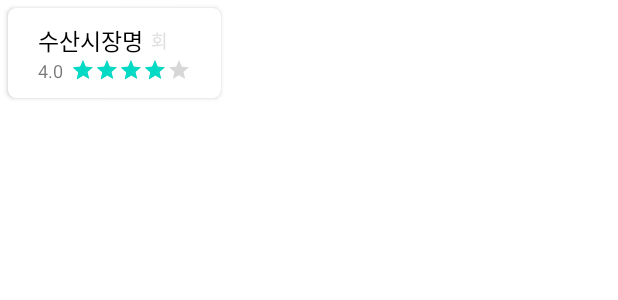
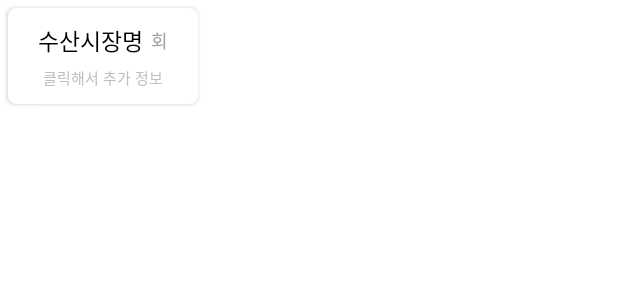
Before and after one commit to sey2/Hanium_Project, an Android app: the layout balloon_layout.xml on its own in the app's theme, with its tools: preview values and no code run, on a phone screen of 412 x 824 dp. Shown: the top 300 px of the screen. Run offline under Robolectric (Android 15) with nearby library versions, the phone set to English and light mode, and no system bars.

Commit message:
[feat] 지도 화면 상점 정보 추가 (#21)
* [rename] map 파일 이동

* [feat] 지도 화면 상점 정보 추가

```diff
--- a/Android/app/src/main/res/layout/balloon_layout.xml
+++ b/Android/app/src/main/res/layout/balloon_layout.xml
@@ -11,6 +11,7 @@
     <androidx.constraintlayout.widget.ConstraintLayout
         android:layout_width="wrap_content"
         android:layout_height="wrap_content"
+
         android:paddingHorizontal="20sp"
         android:paddingVertical="10sp"
         >
@@ -32,32 +33,24 @@
             android:layout_marginStart="5sp"
             android:text="회"
             android:textSize="12sp"
-            android:textColor="@color/light_grey"
+            android:textColor="#A0A0A0"
             app:layout_constraintStart_toEndOf="@id/market_name"
             app:layout_constraintTop_toTopOf="@id/market_name"
             app:layout_constraintBottom_toBottomOf="@id/market_name"
             />
 
         <TextView
-            android:id="@+id/market_rate"
             android:layout_width="wrap_content"
             android:layout_height="wrap_content"
-            android:text="4.0"
-            android:textSize="12sp"
+            android:layout_marginTop="5sp"
+            android:text="클릭해서 추가 정보"
+            android:textSize="10sp"
+            android:textColor="#C0C0C0"
             app:layout_constraintStart_toStartOf="parent"
-            app:layout_constraintTop_toBottomOf="@id/market_name"/>
+            app:layout_constraintEnd_toEndOf="parent"
+            app:layout_constraintTop_toBottomOf="@id/market_name"
+            />
 
-        <RatingBar
-            android:id="@+id/market_ratingBar"
-            style="@style/Widget.AppCompat.RatingBar.Small"
-            android:layout_width="wrap_content"
-            android:layout_height="wrap_content"
-            android:layout_marginStart="5sp"
-            android:rating="4"
-            android:isIndicator="true"
-            app:layout_constraintTop_toBottomOf="@id/market_name"
-            app:layout_constraintStart_toEndOf="@id/market_rate"
-            />
 
     </androidx.constraintlayout.widget.ConstraintLayout>
 
```
Also changed, not shown: Android/app/src/main/java/com/example/hanium/MapFragment.kt (+98 -10 lines).
